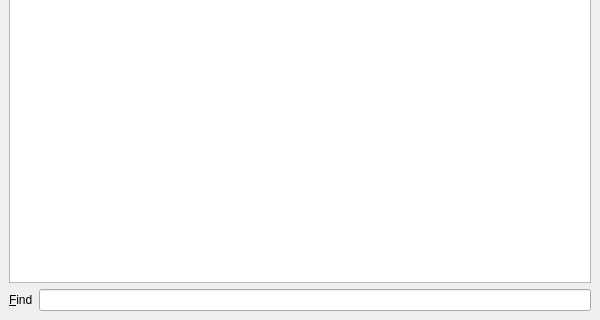
The window that branches/trunk/UI/spot-on-documentation.ui (textbrowser/spot-on) describes before a commit, drawn with Qt 5; both pictures show x 0 to 600 and y 180 to 500 of the 600 by 500 pixel window.
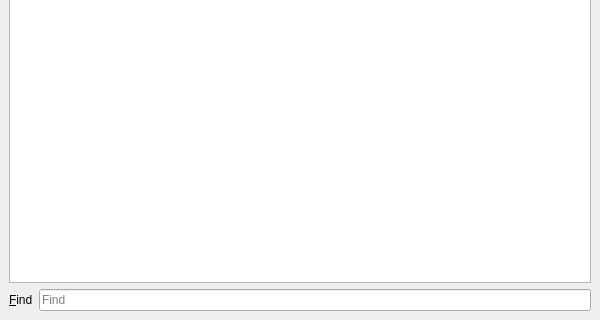
The same window after the commit. Icons and pictures are not drawn.

What changed in the file:
```diff
--- a/branches/trunk/UI/spot-on-documentation.ui
+++ b/branches/trunk/UI/spot-on-documentation.ui
@@ -40,6 +40,9 @@
         <property name="toolTip">
          <string>Please press the Enter key after providing the search text.</string>
         </property>
+        <property name="placeholderText">
+         <string>Find</string>
+        </property>
        </widget>
       </item>
      </layout>
```
